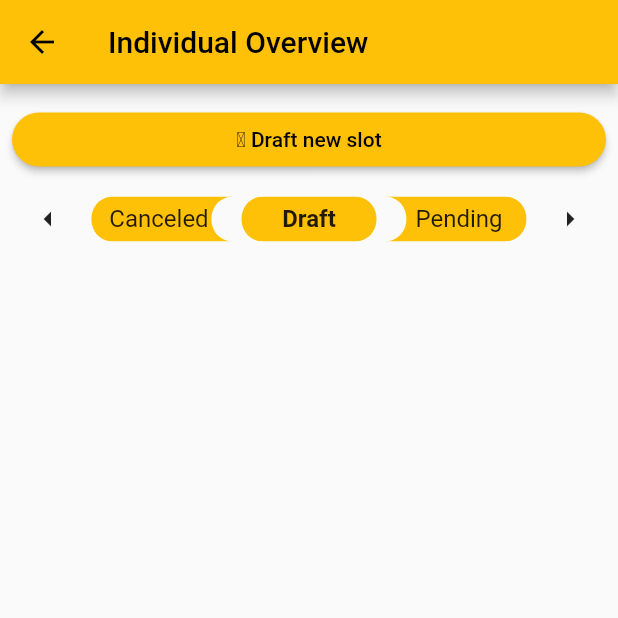
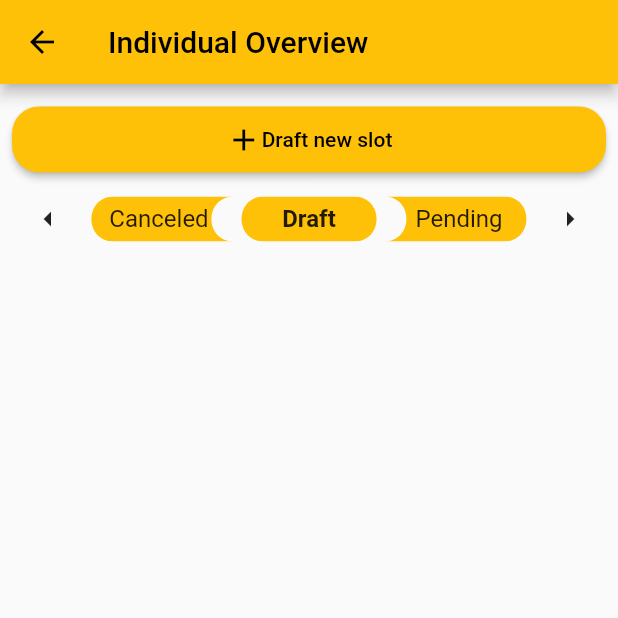
Before and after one commit to Zomtir/cptclient, a Flutter app: the EventOverview screen opened directly with empty values, on a phone screen of 412 x 824 dp, the top half of it. Run offline on Flutter 3.47's test engine with Material 2 defaults, Android fonts, the phone set to English and light mode, and no system bars; missing offline and left inert: universal_html; statements that could not run were skipped.

Commit message:
Icons and routes

```diff
--- a/lib/CourseDetailPage.dart
+++ b/lib/CourseDetailPage.dart
@@ -270,7 +270,8 @@ class CourseDetailPageState extends State<CourseDetailPage> {
       crossAxisAlignment: CrossAxisAlignment.stretch,
       children: [
         AppButton(
-          text: "\u{2795} New slot",
+          leading: Icon(Icons.add),
+          text: "New slot",
           onPressed: _createCourseSlot,
         ),
         AppListView<Slot>(
--- a/lib/CourseOverviewPage.dart
+++ b/lib/CourseOverviewPage.dart
@@ -149,7 +149,8 @@ class CourseOverviewPageState extends State<CourseOverviewPage> {
       crossAxisAlignment: CrossAxisAlignment.stretch,
       children: <Widget>[
         AppButton(
-          text: "\u{2795} New course",
+          leading: Icon(Icons.add),
+          text: "New course",
           onPressed: _createCourse,
         ),
         TextButton.icon(
--- a/lib/EventOverview.dart
+++ b/lib/EventOverview.dart
@@ -167,7 +167,8 @@ class EventOverviewState extends State<EventOverview> {
       body: AppBody(
         children: [
           AppButton(
-            text: "\u{2795} Draft new slot",
+            leading: Icon(Icons.add),
+            text: "Draft new slot",
             onPressed: _createIndividualSlot,
           ),
           PanelSwiper(
--- a/lib/RankingManagement.dart
+++ b/lib/RankingManagement.dart
@@ -180,6 +180,7 @@ class RankingManagementPageState extends State<RankingManagementPage> {
             ],
           ),
           AppButton(
+            leading: Icon(Icons.add),
             text: "New ranking",
             onPressed: _createRanking,
           ),
--- a/lib/material/app/AppButton.dart
+++ b/lib/material/app/AppButton.dart
@@ -2,12 +2,16 @@ import 'package:flutter/material.dart';
 
 class AppButton extends StatelessWidget {
   final String text;
+  final Widget? leading;
+  final Widget? trailing;
   final VoidCallback onPressed;
 
   const AppButton({
     Key? key,
     required this.text,
     required this.onPressed,
+    this.leading,
+    this.trailing,
   }) : super(key: key);
 
   @override
@@ -15,7 +19,14 @@ class AppButton extends StatelessWidget {
     return Container(
       margin: const EdgeInsets.only(top: 5.0, bottom: 5.0),
       child: ElevatedButton(
-        child: Text(text),
+        child: Row(
+          mainAxisAlignment: MainAxisAlignment.center,
+          children: [
+            if (leading != null) leading!,
+            Text(text),
+            if (trailing != null) trailing!,
+          ],
+        ),
         onPressed: onPressed,
         style: ButtonStyle(
           shape: MaterialStateProperty.all<RoundedRectangleBorder>(
```
Also changed, not shown: lib/LandingPage.dart (+5 -11 lines), lib/MemberLandingPage.dart (+4 -3 lines), lib/main.dart (+9 -3 lines), lib/static/navigation.dart (+63 -37 lines).
